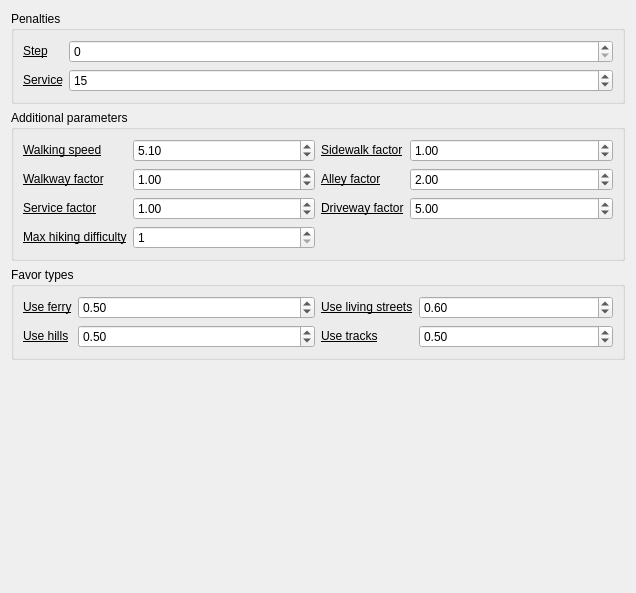
This is valhalla/resources/ui/routing_settings_valhalla_pedestrian_widget.ui in nilsnolde/valhalla-qgis-plugin as Qt 5 draws it before an edit. The edited form follows.
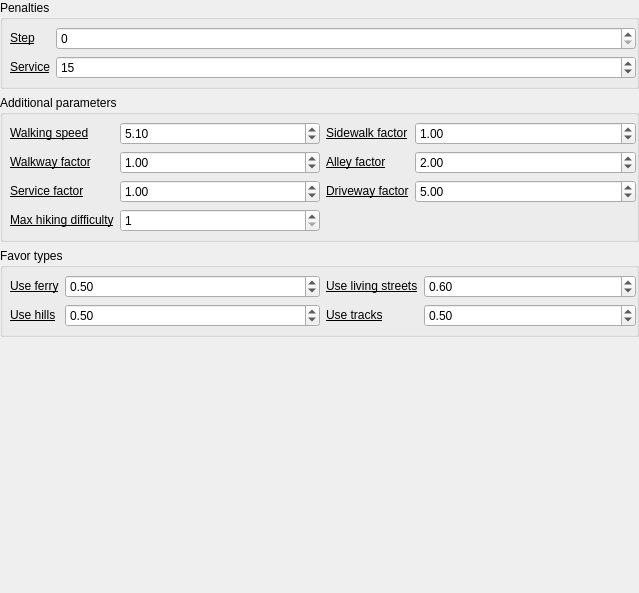
This is the edited form. Custom widgets are drawn as their Qt base class.

Patch:
```diff
--- a/valhalla/resources/ui/routing_settings_valhalla_pedestrian_widget.ui
+++ b/valhalla/resources/ui/routing_settings_valhalla_pedestrian_widget.ui
@@ -6,7 +6,7 @@
    <rect>
     <x>0</x>
     <y>0</y>
-    <width>636</width>
+    <width>639</width>
     <height>593</height>
    </rect>
   </property>
@@ -14,6 +14,15 @@
    <string>Form</string>
   </property>
   <layout class="QVBoxLayout" name="verticalLayout">
+   <property name="leftMargin">
+    <number>0</number>
+   </property>
+   <property name="topMargin">
+    <number>0</number>
+   </property>
+   <property name="rightMargin">
+    <number>0</number>
+   </property>
    <item>
     <widget class="QgsCollapsibleGroupBox" name="penalties_box">
      <property name="toolTip">
@@ -26,13 +35,25 @@
       <bool>false</bool>
      </property>
      <layout class="QFormLayout" name="formLayout_4">
+      <property name="leftMargin">
+       <number>7</number>
+      </property>
+      <property name="topMargin">
+       <number>7</number>
+      </property>
+      <property name="rightMargin">
+       <number>0</number>
+      </property>
+      <property name="bottomMargin">
+       <number>7</number>
+      </property>
       <item row="0" column="0">
        <widget class="QLabel" name="step_penalty_label">
         <property name="toolTip">
          <string>&lt;html&gt;&lt;head/&gt;&lt;body&gt;&lt;p&gt;A penalty in seconds added to each transition onto a path with steps or stairs. Higher values apply larger cost penalties to avoid paths that contain flights of steps.&lt;/p&gt;&lt;/body&gt;&lt;/html&gt;</string>
         </property>
         <property name="text">
-         <string>&lt;html&gt;&lt;head/&gt;&lt;body&gt;&lt;p&gt;&lt;a href=&quot;https://github.com/valhalla/valhalla/blob/master/docs/api/turn-by-turn/api-reference.md#pedestrian-costing-options&quot;&gt;&lt;span style=&quot; text-decoration: underline; color:#000000;&quot;&gt;Step&lt;/span&gt;&lt;/a&gt;&lt;/p&gt;&lt;/body&gt;&lt;/html&gt;</string>
+         <string>&lt;html&gt;&lt;head/&gt;&lt;body&gt;&lt;p&gt;&lt;a href=&quot;https://valhalla.github.io/valhalla/api/turn-by-turn/api-reference.md#pedestrian-costing-options&quot;&gt;&lt;span style=&quot; text-decoration: underline; color:#000000;&quot;&gt;Step&lt;/span&gt;&lt;/a&gt;&lt;/p&gt;&lt;/body&gt;&lt;/html&gt;</string>
         </property>
         <property name="openExternalLinks">
          <bool>true</bool>
@@ -52,7 +73,7 @@
          <string>&lt;html&gt;&lt;head/&gt;&lt;body&gt;&lt;p&gt;A penalty applied for transition to generic service road. &lt;/p&gt;&lt;/body&gt;&lt;/html&gt;</string>
         </property>
         <property name="text">
-         <string>&lt;html&gt;&lt;head/&gt;&lt;body&gt;&lt;p&gt;&lt;a href=&quot;https://github.com/valhalla/valhalla/blob/master/docs/api/turn-by-turn/api-reference.md#pedestrian-costing-options&quot;&gt;&lt;span style=&quot; text-decoration: underline; color:#000000;&quot;&gt;Service&lt;/span&gt;&lt;/a&gt;&lt;/p&gt;&lt;/body&gt;&lt;/html&gt;</string>
+         <string>&lt;html&gt;&lt;head/&gt;&lt;body&gt;&lt;p&gt;&lt;a href=&quot;https://valhalla.github.io/valhalla/api/turn-by-turn/api-reference.md#pedestrian-costing-options&quot;&gt;&lt;span style=&quot; text-decoration: underline; color:#000000;&quot;&gt;Service&lt;/span&gt;&lt;/a&gt;&lt;/p&gt;&lt;/body&gt;&lt;/html&gt;</string>
         </property>
         <property name="openExternalLinks">
          <bool>true</bool>
@@ -78,6 +99,18 @@
       <string>Additional parameters</string>
      </property>
      <layout class="QHBoxLayout" name="horizontalLayout_11" stretch="0,0">
+      <property name="leftMargin">
+       <number>7</number>
+      </property>
+      <property name="topMargin">
+       <number>7</number>
+      </property>
+      <property name="rightMargin">
+       <number>0</number>
+      </property>
+      <property name="bottomMargin">
+       <number>7</number>
+      </property>
       <item>
        <layout class="QFormLayout" name="additional_params_column_1">
         <item row="0" column="0">
@@ -86,7 +119,7 @@
            <string>&lt;html&gt;&lt;head/&gt;&lt;body&gt;&lt;p&gt;Walking speed in kilometers per hour. Must be between 0.5 and 25 km/hr.&lt;/p&gt;&lt;/body&gt;&lt;/html&gt;</string>
           </property>
           <property name="text">
-           <string>&lt;html&gt;&lt;head/&gt;&lt;body&gt;&lt;p&gt;&lt;a href=&quot;This is a range of values from 0 to 1, where 0 attempts to avoid hills and steep grades even if it means a longer (time and distance) path, while 1 indicates the pedestrian does not fear hills and steeper grades. Based on the use_hills factor, penalties are applied to roads based on elevation change and grade. These penalties help the path avoid hilly roads in favor of flatter roads or less steep grades where available.&quot;&gt;&lt;span style=&quot; text-decoration: underline; color:#000000;&quot;&gt;Walking speed&lt;/span&gt;&lt;/a&gt;&lt;/p&gt;&lt;/body&gt;&lt;/html&gt;</string>
+           <string>&lt;html&gt;&lt;head/&gt;&lt;body&gt;&lt;p&gt;&lt;a href=&quot;https://valhalla.github.io/valhalla&quot;&gt;&lt;span style=&quot; text-decoration: underline; color:#000000;&quot;&gt;Walking speed&lt;/span&gt;&lt;/a&gt;&lt;/p&gt;&lt;/body&gt;&lt;/html&gt;</string>
           </property>
           <property name="openExternalLinks">
            <bool>true</bool>
@@ -115,7 +148,7 @@
            <string>&lt;html&gt;&lt;head/&gt;&lt;body&gt;&lt;p&gt;A factor that penalizes the cost when traversing a closed edge. Its value can range from &lt;span style=&quot; font-family:'.SF NS Mono';&quot;&gt;1.0&lt;/span&gt; - don't penalize closed edges, to &lt;span style=&quot; font-family:'.SF NS Mono';&quot;&gt;10.0&lt;/span&gt; - apply high cost penalty to closed edges.&lt;/p&gt;&lt;/body&gt;&lt;/html&gt;</string>
           </property>
           <property name="text">
-           <string>&lt;html&gt;&lt;head/&gt;&lt;body&gt;&lt;p&gt;&lt;a href=&quot;https://github.com/valhalla/valhalla/blob/master/docs/api/turn-by-turn/api-reference.md#pedestrian-costing-options&quot;&gt;&lt;span style=&quot; text-decoration: underline; color:#000000;&quot;&gt;Walkway factor&lt;/span&gt;&lt;/a&gt;&lt;/p&gt;&lt;/body&gt;&lt;/html&gt;</string>
+           <string>&lt;html&gt;&lt;head/&gt;&lt;body&gt;&lt;p&gt;&lt;a href=&quot;https://valhalla.github.io/valhalla/api/turn-by-turn/api-reference.md#pedestrian-costing-options&quot;&gt;&lt;span style=&quot; text-decoration: underline; color:#000000;&quot;&gt;Walkway factor&lt;/span&gt;&lt;/a&gt;&lt;/p&gt;&lt;/body&gt;&lt;/html&gt;</string>
           </property>
           <property name="openExternalLinks">
            <bool>true</bool>
@@ -144,7 +177,7 @@
            <string>&lt;html&gt;&lt;head/&gt;&lt;body&gt;&lt;p&gt;A factor that modifies (multiplies) the cost when generic service roads are encountered.&lt;/p&gt;&lt;/body&gt;&lt;/html&gt;</string>
           </property>
           <property name="text">
-           <string>&lt;html&gt;&lt;head/&gt;&lt;body&gt;&lt;p&gt;&lt;a href=&quot;https://github.com/valhalla/valhalla/blob/master/docs/api/turn-by-turn/api-reference.md#automobile-and-bus-costing-options&quot;&gt;&lt;span style=&quot; text-decoration: underline; color:#000000;&quot;&gt;Service factor&lt;/span&gt;&lt;/a&gt;&lt;/p&gt;&lt;/body&gt;&lt;/html&gt;</string>
+           <string>&lt;html&gt;&lt;head/&gt;&lt;body&gt;&lt;p&gt;&lt;a href=&quot;https://valhalla.github.io/valhalla/api/turn-by-turn/api-reference.md#automobile-and-bus-costing-options&quot;&gt;&lt;span style=&quot; text-decoration: underline; color:#000000;&quot;&gt;Service factor&lt;/span&gt;&lt;/a&gt;&lt;/p&gt;&lt;/body&gt;&lt;/html&gt;</string>
           </property>
           <property name="openExternalLinks">
            <bool>true</bool>
@@ -183,7 +216,7 @@
            <string>&lt;html&gt;&lt;head/&gt;&lt;body&gt;&lt;p&gt;This value indicates the maximum difficulty of hiking trails that is allowed. Values between 0 and 6 are allowed. The values correspond to &lt;span style=&quot; font-style:italic;&quot;&gt;sac_scale&lt;/span&gt; values within OpenStreetMap. The default value is 1 which means that well cleared trails that are mostly flat or slightly sloped are allowed.&lt;/p&gt;&lt;/body&gt;&lt;/html&gt;</string>
           </property>
           <property name="text">
-           <string>&lt;html&gt;&lt;head/&gt;&lt;body&gt;&lt;p&gt;&lt;a href=&quot;https://github.com/valhalla/valhalla/blob/master/docs/api/turn-by-turn/api-reference.md#pedestrian-costing-options&quot;&gt;&lt;span style=&quot; text-decoration: underline; color:#000000;&quot;&gt;Max hiking difficulty&lt;/span&gt;&lt;/a&gt;&lt;/p&gt;&lt;/body&gt;&lt;/html&gt;</string>
+           <string>&lt;html&gt;&lt;head/&gt;&lt;body&gt;&lt;p&gt;&lt;a href=&quot;https://valhalla.github.io/valhalla/api/turn-by-turn/api-reference.md#pedestrian-costing-options&quot;&gt;&lt;span style=&quot; text-decoration: underline; color:#000000;&quot;&gt;Max hiking difficulty&lt;/span&gt;&lt;/a&gt;&lt;/p&gt;&lt;/body&gt;&lt;/html&gt;</string>
           </property>
          </widget>
         </item>
@@ -197,7 +230,7 @@
            <string>&lt;html&gt;&lt;head/&gt;&lt;body&gt;&lt;p&gt;A factor that modifies (multiplies) the cost when alleys are encountered. Pedestrian routes generally want to avoid alleys or narrow service roads between buildings.&lt;/p&gt;&lt;/body&gt;&lt;/html&gt;</string>
           </property>
           <property name="text">
-           <string>&lt;html&gt;&lt;head/&gt;&lt;body&gt;&lt;p&gt;&lt;a href=&quot;https://github.com/valhalla/valhalla/blob/master/docs/api/turn-by-turn/api-reference.md#pedestrian-costing-options&quot;&gt;&lt;span style=&quot; text-decoration: underline; color:#000000;&quot;&gt;Alley factor&lt;/span&gt;&lt;/a&gt;&lt;/p&gt;&lt;/body&gt;&lt;/html&gt;</string>
+           <string>&lt;html&gt;&lt;head/&gt;&lt;body&gt;&lt;p&gt;&lt;a href=&quot;https://valhalla.github.io/valhalla/api/turn-by-turn/api-reference.md#pedestrian-costing-options&quot;&gt;&lt;span style=&quot; text-decoration: underline; color:#000000;&quot;&gt;Alley factor&lt;/span&gt;&lt;/a&gt;&lt;/p&gt;&lt;/body&gt;&lt;/html&gt;</string>
           </property>
           <property name="openExternalLinks">
            <bool>true</bool>
@@ -210,7 +243,7 @@
            <string>&lt;html&gt;&lt;head/&gt;&lt;body&gt;&lt;p&gt;A factor that modifies (multiplies) the cost when encountering a &lt;a href=&quot;http://wiki.openstreetmap.org/wiki/Tag:service%3Ddriveway&quot;&gt;&lt;span style=&quot; text-decoration: underline; color:#0068da;&quot;&gt;driveway&lt;/span&gt;&lt;/a&gt;, which is often a private, service road. Pedestrian routes generally want to avoid driveways (private).&lt;/p&gt;&lt;/body&gt;&lt;/html&gt;</string>
           </property>
           <property name="text">
-           <string>&lt;html&gt;&lt;head/&gt;&lt;body&gt;&lt;p&gt;&lt;a href=&quot;https://github.com/valhalla/valhalla/blob/master/docs/api/turn-by-turn/api-reference.md#pedestrian-costing-options&quot;&gt;&lt;span style=&quot; text-decoration: underline; color:#000000;&quot;&gt;Driveway factor&lt;/span&gt;&lt;/a&gt;&lt;/p&gt;&lt;/body&gt;&lt;/html&gt;</string>
+           <string>&lt;html&gt;&lt;head/&gt;&lt;body&gt;&lt;p&gt;&lt;a href=&quot;https://valhalla.github.io/valhalla/api/turn-by-turn/api-reference.md#pedestrian-costing-options&quot;&gt;&lt;span style=&quot; text-decoration: underline; color:#000000;&quot;&gt;Driveway factor&lt;/span&gt;&lt;/a&gt;&lt;/p&gt;&lt;/body&gt;&lt;/html&gt;</string>
           </property>
           <property name="openExternalLinks">
            <bool>true</bool>
@@ -223,7 +256,7 @@
            <string>&lt;html&gt;&lt;head/&gt;&lt;body&gt;&lt;p&gt;A factor that modifies the cost when encountering roads with dedicated sidewalks. Pedestrian routes generally attempt to favor using sidewalks. &lt;/p&gt;&lt;/body&gt;&lt;/html&gt;</string>
           </property>
           <property name="text">
-           <string>&lt;html&gt;&lt;head/&gt;&lt;body&gt;&lt;p&gt;&lt;a href=&quot;https://github.com/valhalla/valhalla/blob/master/docs/api/turn-by-turn/api-reference.md#pedestrian-costing-options&quot;&gt;&lt;span style=&quot; text-decoration: underline; color:#000000;&quot;&gt;Sidewalk factor&lt;/span&gt;&lt;/a&gt;&lt;/p&gt;&lt;/body&gt;&lt;/html&gt;</string>
+           <string>&lt;html&gt;&lt;head/&gt;&lt;body&gt;&lt;p&gt;&lt;a href=&quot;https://valhalla.github.io/valhalla/api/turn-by-turn/api-reference.md#pedestrian-costing-options&quot;&gt;&lt;span style=&quot; text-decoration: underline; color:#000000;&quot;&gt;Sidewalk factor&lt;/span&gt;&lt;/a&gt;&lt;/p&gt;&lt;/body&gt;&lt;/html&gt;</string>
           </property>
           <property name="openExternalLinks">
            <bool>true</bool>
@@ -286,6 +319,18 @@
       <string>Favor types</string>
      </property>
      <layout class="QHBoxLayout" name="horizontalLayout_4">
+      <property name="leftMargin">
+       <number>7</number>
+      </property>
+      <property name="topMargin">
+       <number>7</number>
+      </property>
+      <property name="rightMargin">
+       <number>0</number>
+      </property>
+      <property name="bottomMargin">
+       <number>7</number>
+      </property>
       <item>
        <layout class="QFormLayout" name="formLayout">
         <item row="0" column="0">
@@ -294,7 +339,7 @@
            <string>&lt;html&gt;&lt;head/&gt;&lt;body&gt;&lt;p&gt;This value indicates the willingness to take ferries.&lt;/p&gt;&lt;/body&gt;&lt;/html&gt;</string>
           </property>
           <property name="text">
-           <string>&lt;html&gt;&lt;head/&gt;&lt;body&gt;&lt;p&gt;&lt;a href=&quot;https://github.com/valhalla/valhalla/blob/master/docs/api/turn-by-turn/api-reference.md#automobile-and-bus-costing-options&quot;&gt;&lt;span style=&quot; text-decoration: underline; color:#000000;&quot;&gt;Use ferry&lt;/span&gt;&lt;/a&gt;&lt;/p&gt;&lt;/body&gt;&lt;/html&gt;</string>
+           <string>&lt;html&gt;&lt;head/&gt;&lt;body&gt;&lt;p&gt;&lt;a href=&quot;https://valhalla.github.io/valhalla/api/turn-by-turn/api-reference.md#automobile-and-bus-costing-options&quot;&gt;&lt;span style=&quot; text-decoration: underline; color:#000000;&quot;&gt;Use ferry&lt;/span&gt;&lt;/a&gt;&lt;/p&gt;&lt;/body&gt;&lt;/html&gt;</string>
           </property>
           <property name="openExternalLinks">
            <bool>true</bool>
@@ -320,7 +365,7 @@
            <string>&lt;html&gt;&lt;head/&gt;&lt;body&gt;&lt;p&gt;This is a range of values from 0 to 1, where 0 attempts to avoid hills and steep grades even if it means a longer (time and distance) path, while 1 indicates the pedestrian does not fear hills and steeper grades. Based on the &lt;span style=&quot; font-family:'.SF NS Mono';&quot;&gt;use_hills&lt;/span&gt; factor, penalties are applied to roads based on elevation change and grade. These penalties help the path avoid hilly roads in favor of flatter roads or less steep grades where available.&lt;/p&gt;&lt;/body&gt;&lt;/html&gt;</string>
           </property>
           <property name="text">
-           <string>&lt;html&gt;&lt;head/&gt;&lt;body&gt;&lt;p&gt;&lt;a href=&quot;https://github.com/valhalla/valhalla/blob/master/docs/api/turn-by-turn/api-reference.md#pedestrian-costing-options&quot;&gt;&lt;span style=&quot; text-decoration: underline; color:#000000;&quot;&gt;Use hills&lt;/span&gt;&lt;/a&gt;&lt;/p&gt;&lt;/body&gt;&lt;/html&gt;</string>
+           <string>&lt;html&gt;&lt;head/&gt;&lt;body&gt;&lt;p&gt;&lt;a href=&quot;https://valhalla.github.io/valhalla/api/turn-by-turn/api-reference.md#pedestrian-costing-options&quot;&gt;&lt;span style=&quot; text-decoration: underline; color:#000000;&quot;&gt;Use hills&lt;/span&gt;&lt;/a&gt;&lt;/p&gt;&lt;/body&gt;&lt;/html&gt;</string>
           </property>
           <property name="openExternalLinks">
            <bool>true</bool>
@@ -350,7 +395,7 @@
            <string>&lt;html&gt;&lt;head/&gt;&lt;body&gt;&lt;p&gt;This value indicates the willingness to take living streets.&lt;/p&gt;&lt;/body&gt;&lt;/html&gt;</string>
           </property>
           <property name="text">
-           <string>&lt;html&gt;&lt;head/&gt;&lt;body&gt;&lt;p&gt;&lt;a href=&quot;https://github.com/valhalla/valhalla/blob/master/docs/api/turn-by-turn/api-reference.md#automobile-and-bus-costing-options&quot;&gt;&lt;span style=&quot; text-decoration: underline; color:#000000;&quot;&gt;Use living streets&lt;/span&gt;&lt;/a&gt;&lt;/p&gt;&lt;/body&gt;&lt;/html&gt;</string>
+           <string>&lt;html&gt;&lt;head/&gt;&lt;body&gt;&lt;p&gt;&lt;a href=&quot;https://valhalla.github.io/valhalla/api/turn-by-turn/api-reference.md#automobile-and-bus-costing-options&quot;&gt;&lt;span style=&quot; text-decoration: underline; color:#000000;&quot;&gt;Use living streets&lt;/span&gt;&lt;/a&gt;&lt;/p&gt;&lt;/body&gt;&lt;/html&gt;</string>
           </property>
           <property name="openExternalLinks">
            <bool>true</bool>
@@ -363,7 +408,7 @@
            <string>&lt;html&gt;&lt;head/&gt;&lt;body&gt;&lt;p&gt;This value indicates the willingness to take track roads.&lt;/p&gt;&lt;/body&gt;&lt;/html&gt;</string>
           </property>
           <property name="text">
-           <string>&lt;html&gt;&lt;head/&gt;&lt;body&gt;&lt;p&gt;&lt;a href=&quot;https://github.com/valhalla/valhalla/blob/master/docs/api/turn-by-turn/api-reference.md#automobile-and-bus-costing-options&quot;&gt;&lt;span style=&quot; text-decoration: underline; color:#000000;&quot;&gt;Use tracks&lt;/span&gt;&lt;/a&gt;&lt;/p&gt;&lt;/body&gt;&lt;/html&gt;</string>
+           <string>&lt;html&gt;&lt;head/&gt;&lt;body&gt;&lt;p&gt;&lt;a href=&quot;https://valhalla.github.io/valhalla/api/turn-by-turn/api-reference.md#automobile-and-bus-costing-options&quot;&gt;&lt;span style=&quot; text-decoration: underline; color:#000000;&quot;&gt;Use tracks&lt;/span&gt;&lt;/a&gt;&lt;/p&gt;&lt;/body&gt;&lt;/html&gt;</string>
           </property>
           <property name="openExternalLinks">
            <bool>true</bool>
```
Left out of the diff: 8 changed lines with no effect on the pictures.
